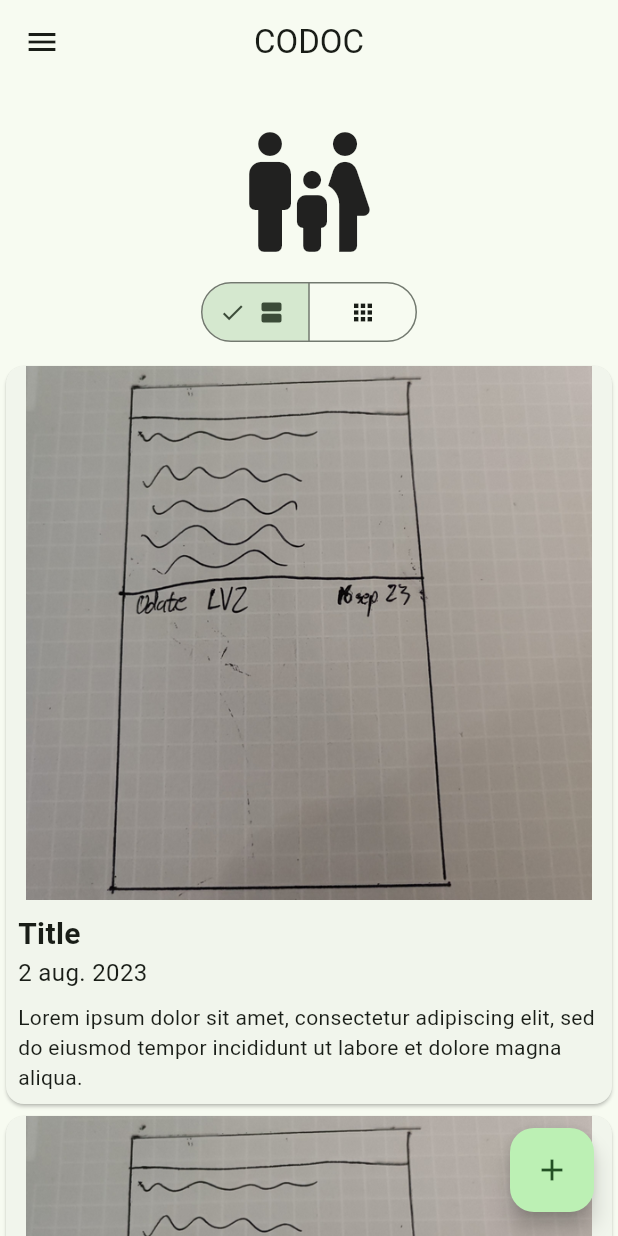
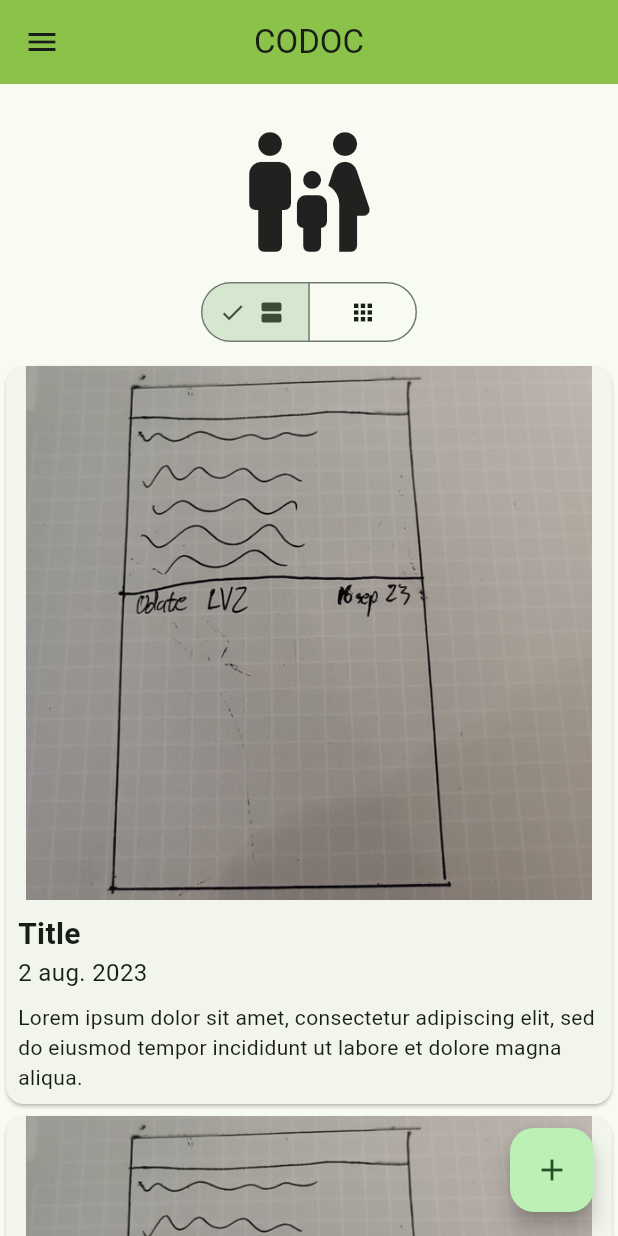
Before and after one commit to R0KK1T/CoDoC, a Flutter app: the screen it shows after launch, on a phone screen of 412 x 824 dp. Run offline on Flutter 3.47's test engine with Material 2 defaults, Android fonts, the phone set to English and light mode, and no system bars; our stand-ins replace firebase_core; accounts and stored records are empty.

Commit message:
Put project settings at bottom in app drawer

```diff
--- a/lib/feed_screen.dart
+++ b/lib/feed_screen.dart
@@ -50,6 +50,9 @@ class _MyHomePageState extends State<MyHomePage> {
   Widget build(BuildContext context) {
     return Scaffold(
       drawer: Drawer(
+        child: Column(
+          children: [
+            Expanded(
               child: ListView(
                 children: [
                   ListTile(
@@ -65,6 +68,9 @@ class _MyHomePageState extends State<MyHomePage> {
                       // Update the state of the app.
                       // ...
                     },
+                  ),
+                ],
+              ),
             ),
             Divider(
               indent: 16,
@@ -101,6 +107,7 @@ class _MyHomePageState extends State<MyHomePage> {
           ],
         ),
       ),
+
       /* appBar: AppBar(
         title: const Text('CODOC'),
         centerTitle: true,
@@ -109,6 +116,7 @@ class _MyHomePageState extends State<MyHomePage> {
         slivers: [
           SliverAppBar(
             title: const Text('CODOC'),
+            backgroundColor: Colors.lightGreen,
             centerTitle: true,
             pinned: true, // App bar will be pinned to the top
           ),
@@ -151,7 +159,7 @@ class _MyHomePageState extends State<MyHomePage> {
             ),
             delegate: SliverChildBuilderDelegate(
               (context, index) {
-                return createCard(selection.first, imagePaths, index);
+                return createCard(selection.first, imagePaths);
               },
               childCount: 15,
             ),
@@ -160,19 +168,19 @@ class _MyHomePageState extends State<MyHomePage> {
       ),
       floatingActionButton: FloatingActionButton(
         onPressed: () {},
-        tooltip: 'Increment',
+        tooltip: 'Create post',
         child: const Icon(Icons.add),
       ), // This trailing comma makes auto-formatting nicer for build methods.
     );
   }
 }
 
-Widget createCard(ViewType viewType, List<String> imagePaths, int index) {
+Widget createCard(ViewType viewType, List<String> imagePaths) {
   switch (viewType) {
     case ViewType.listView:
       return ListViewCard(imagePaths: imagePaths);
     case ViewType.gridView:
-      return GridViewCard(index: index, imagePaths: imagePaths);
+      return GridViewCard(imagePaths: imagePaths);
     default:
       // Handle other cases if needed
       return Container();
@@ -180,21 +188,26 @@ Widget createCard(ViewType viewType, List<String> imagePaths, int index) {
 }
 
 class GridViewCard extends StatelessWidget {
-  final int index;
   final List<String> imagePaths;
 
   const GridViewCard({
     Key? key,
-    required this.index,
     required this.imagePaths,
   }) : super(key: key);
 
   @override
   Widget build(BuildContext context) {
-    String imagePath = imagePaths[index % imagePaths.length];
+    return GridView.builder(
+      itemCount: imagePaths.length,
+      gridDelegate:
+          SliverGridDelegateWithFixedCrossAxisCount(crossAxisCount: 2),
+      itemBuilder: (BuildContext context, int index) {
+        String imagePath = imagePaths[index];
         return Image.asset(
           imagePath,
           fit: BoxFit.cover,
+        );
+      },
     );
   }
 }
```
Lines whose indentation alone changed are shown as unchanged.
